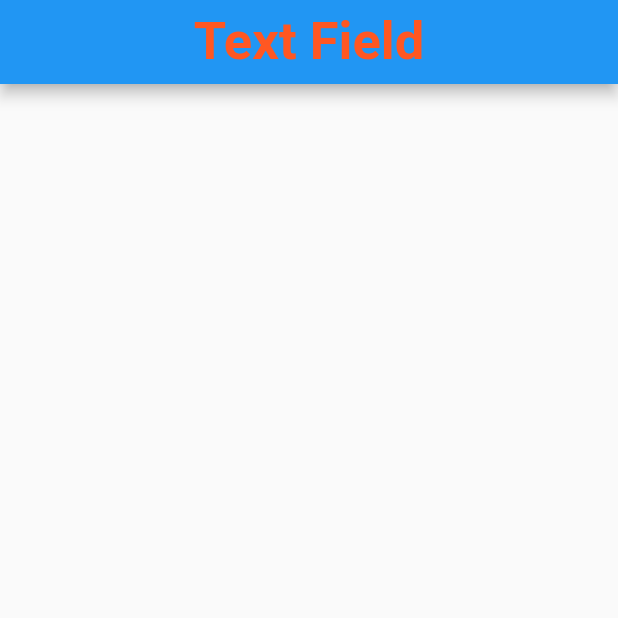
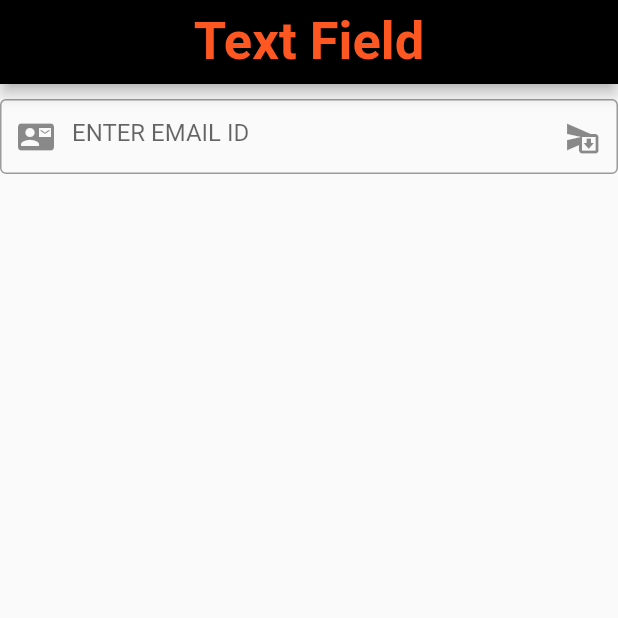
Before and after one commit to VivekTailor19/practice_flutter_topics, a Flutter app: the screen it shows after launch, on a phone screen of 412 x 824 dp, the top half of it. Run offline on Flutter 3.47's test engine with Material 2 defaults, Android fonts, the light colour scheme and no system bars.

Commit message:
flutter practice

```diff
--- a/lib/TextField/textfield01.dart
+++ b/lib/TextField/textfield01.dart
@@ -11,7 +11,7 @@ class _TextField01State extends State<TextField01> {
   @override
   Widget build(BuildContext context) {
     return Scaffold(
-      appBar: AppBar(
+      appBar: AppBar(backgroundColor: Colors.black,
         title: Text(
           "Text Field",
           style: TextStyle(
@@ -21,6 +21,26 @@ class _TextField01State extends State<TextField01> {
         ),
         centerTitle: true,
       ),
+      body: Column(
+        children: [
+          SizedBox(height: 10,),
+          Container(
+            height: 50,
+            width: 500,
+            child: TextField(
+                decoration: InputDecoration(
+                  focusedBorder: OutlineInputBorder(borderSide: BorderSide(color: Colors.red,)),
+                  border: OutlineInputBorder(),
+                  hintText: "ENTER EMAIL ID",
+                  //label: Text("E-Mail"),
+                  prefixIcon: Icon(Icons.contact_mail),
+                  suffixIcon: Icon(Icons.send_and_archive)
+
+                ),
+            ),
+          )
+        ],
+      ),
     );
   }
 }
```
